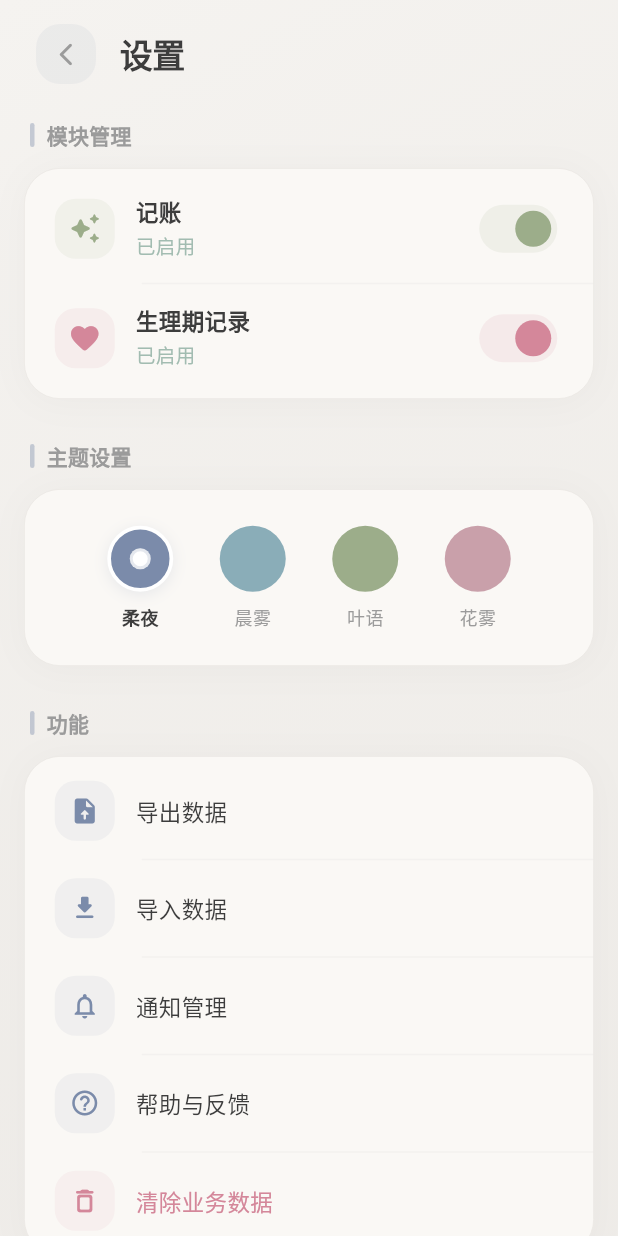
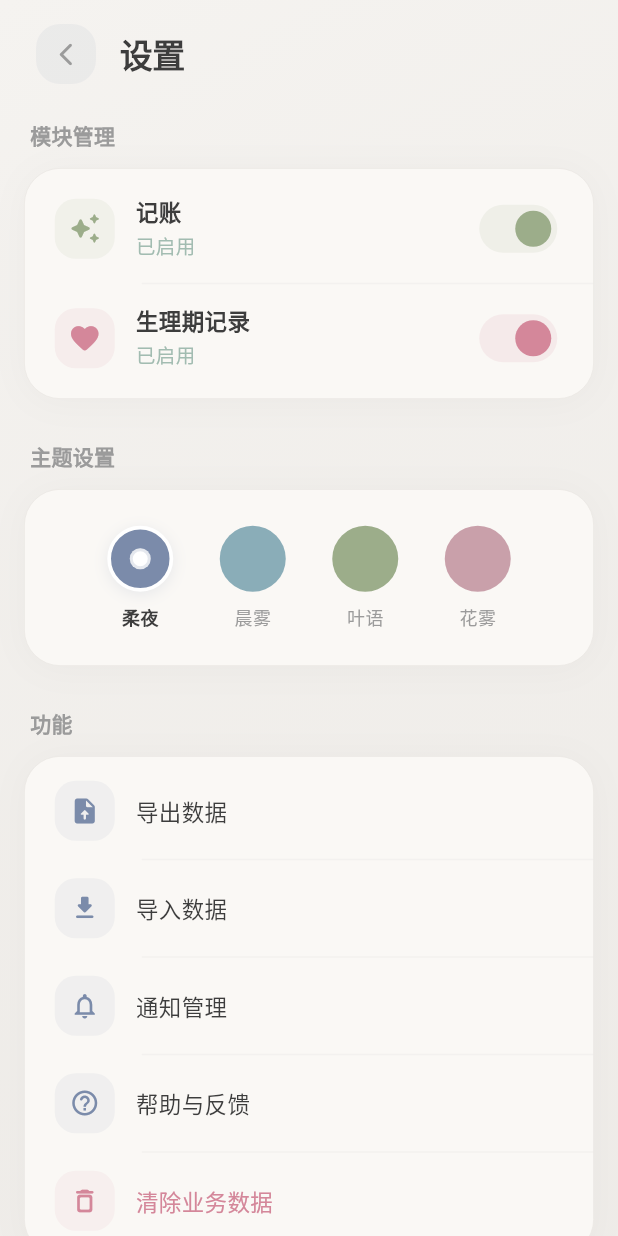
Before and after one commit to yudidayeye/assistance, a Flutter app: the screen it shows after launch, after a tap on the "settings" icon, on a phone screen of 412 x 824 dp. Run offline on Flutter 3.47's test engine with Material 3 defaults, Android fonts, the phone set to English and light mode, and no system bars; our stand-ins replace fl_chart, go_router, google_fonts, sqflite_common_ffi; accounts and stored records are empty.

Commit message:
style: 移除设置页分区标题的强调色竖条
Co-Authored-By: Claude <noreply@anthropic.com>

```diff
--- a/lib/core/settings/settings_page.dart
+++ b/lib/core/settings/settings_page.dart
@@ -845,15 +845,6 @@ class _SectionLabel extends StatelessWidget {
       child: Row(
         mainAxisSize: MainAxisSize.min,
         children: [
-          Container(
-            width: 3,
-            height: 16,
-            decoration: BoxDecoration(
-              color: appTheme.primary.withValues(alpha: 0.4),
-              borderRadius: BorderRadius.circular(2),
-            ),
-          ),
-          SizedBox(width: appTheme.spaceSm),
           Text(
             title,
             style: TextStyle(
```
